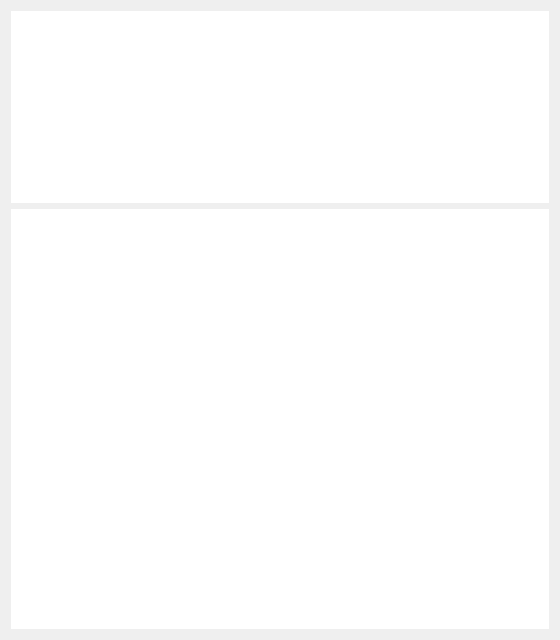
This is DungeonQuill/SpellDisplay.ui in Kate723/DungeonQuill as Qt 5 draws it before an edit. The edited form follows.
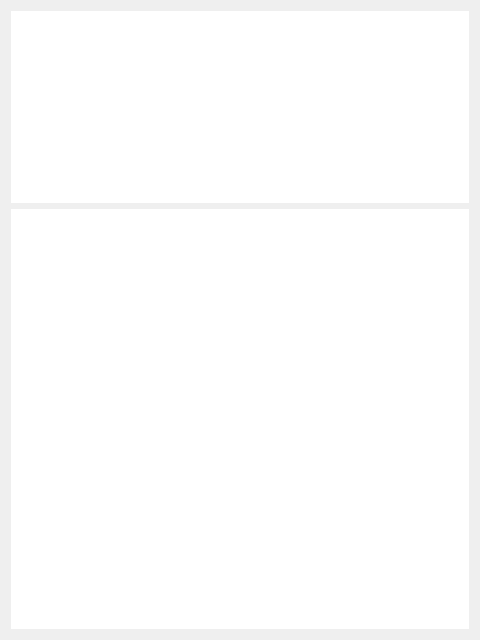
This is the edited form.

The edit to the form file:
```diff
--- a/DungeonQuill/SpellDisplay.ui
+++ b/DungeonQuill/SpellDisplay.ui
@@ -6,10 +6,22 @@
    <rect>
     <x>0</x>
     <y>0</y>
-    <width>560</width>
+    <width>480</width>
     <height>640</height>
    </rect>
   </property>
+  <property name="minimumSize">
+   <size>
+    <width>480</width>
+    <height>640</height>
+   </size>
+  </property>
+  <property name="maximumSize">
+   <size>
+    <width>480</width>
+    <height>640</height>
+   </size>
+  </property>
   <property name="windowTitle">
    <string>SpellDisplay</string>
   </property>
@@ -19,6 +31,9 @@
      <property name="frameShape">
       <enum>QFrame::NoFrame</enum>
      </property>
+     <property name="frameShadow">
+      <enum>QFrame::Sunken</enum>
+     </property>
      <property name="verticalScrollBarPolicy">
       <enum>Qt::ScrollBarAlwaysOff</enum>
      </property>
```
